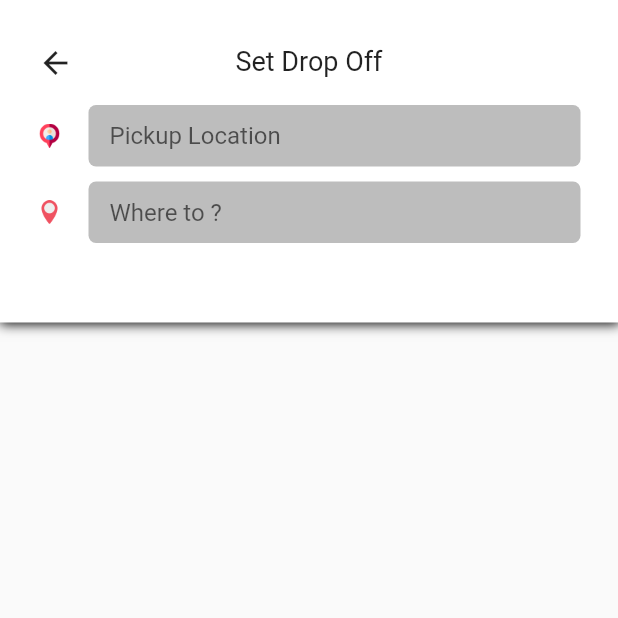
After one commit to NEMO2345/ThucTapChuyenMon, a Flutter app: the SearchScreen screen opened directly, on a phone screen of 412 x 824 dp, the top half of it. The commit adds this screen. Run offline on Flutter 3.47's test engine with Material 2 defaults, Android fonts, the phone set to English and light mode, and no system bars; our stand-ins replace firebase_auth, firebase_core, firebase_database, fluttertoast, geolocator, google_maps_flutter and 1 more; accounts and stored records are empty; Roboto replaces fonts that are missing (Brand-Bold).

Commit message:
search and create destination page

```diff
--- a/rider_app/lib/AllScreens/mainscreen.dart
+++ b/rider_app/lib/AllScreens/mainscreen.dart
@@ -8,6 +8,7 @@
 import 'package:google_maps_flutter/google_maps_flutter.dart';
 import 'package:permission_handler/permission_handler.dart';
 import 'package:provider/provider.dart';
+import 'package:rider_app/AllScreens/searchScreen.dart';
 import 'package:rider_app/AllWidgets/Divider.dart';
 import 'package:rider_app/Assistants/assistantMethods.dart';
 import 'package:rider_app/DataHandle/appData.dart';
@@ -219,7 +220,11 @@
                     Text("Hi There, ",style: TextStyle(fontSize: 12.0),),
                     Text("Where to? ",style: TextStyle(fontSize: 20.0,fontFamily: "Brand-Bold"),),
                     SizedBox(height:20.0 ),
-                    Container(
+                    GestureDetector(
+                      onTap:(){
+                          Navigator.push(context, MaterialPageRoute(builder: (context) => SearchScreen()));
+                     },
+                      child: Container(
                         decoration: BoxDecoration(
                           color: Colors.white,
                           borderRadius: BorderRadius.circular(
@@ -242,6 +247,7 @@
                               SizedBox(width: 10.0,),
                               Text("Search Drop off"),
                             ],
+                          ),
                         ),
                       ),
                     ),
--- /dev/null
+++ b/rider_app/lib/AllScreens/searchScreen.dart
@@ -0,0 +1,142 @@
+// ignore_for_file: library_private_types_in_public_api, prefer_const_constructors, prefer_const_literals_to_create_immutables
+
+import 'package:flutter/material.dart';
+import 'package:provider/provider.dart';
+import 'package:rider_app/DataHandle/appData.dart';
+
+class SearchScreen extends StatefulWidget {
+  const SearchScreen({Key? key}) : super(key: key);
+
+  @override
+  _SearchScreenState createState() => _SearchScreenState();
+}
+
+class _SearchScreenState extends State<SearchScreen> {
+
+  TextEditingController pickUpTextEdittingController = TextEditingController();
+  TextEditingController dropOffTextEdittingController = TextEditingController();
+  @override
+  Widget build(BuildContext context) {
+
+    //String placeAddress = Provider.of<AppData>(context).pickUpLocation?.placeName ?? "";
+    //pickUpTextEdittingController.text = placeAddress;
+    //TextUse
+
+    return Scaffold(
+      body: Column(
+        children: [
+          Container(
+            height: 215.0,
+            decoration: BoxDecoration(
+              color: Colors.white,
+              boxShadow: [
+                BoxShadow(
+                  color: Colors.black,
+                  blurRadius: 6.0,
+                  spreadRadius: 0.5,
+                  offset: Offset(0.7,0.7),
+                ),
+              ],
+            ) ,
+            child: Padding(
+              padding: EdgeInsets.only(left: 25.0,top: 25.0,right: 25.0,bottom: 20.0),
+              child: Column(
+                children: [
+
+                  SizedBox(height: 5.0),
+                  Stack(
+                    children: [
+                      GestureDetector(
+                        onTap:(){
+                       Navigator.pop(context);
+                      },
+                        child: Icon(
+                            Icons.arrow_back
+                        ),
+                      ),
+                      Center(
+                        child: Text("Set Drop Off",style: TextStyle(fontSize: 18.0, fontFamily: "Brand-Bold"),),
+                      ),
+                    ],
+                  ),
+
+                  SizedBox(height: 16.0),
+
+                  Row(
+                    children: [
+                      Image.asset("images/pickicon.png",height: 16.0,width: 16.0,),
+
+                      SizedBox(width: 18.0,),
+
+                      Expanded(
+                          child: Container(
+                            decoration: BoxDecoration(
+                              color: Colors.grey[400],
+                              borderRadius: BorderRadius.circular(5.0),
+
+                            ),
+                            child: Padding(
+                              padding: EdgeInsets.all(3.0),
+                              child: TextField(
+                                //controller: pickUpTextEdittingController,
+                                //TextUse
+                                decoration: InputDecoration(
+                                  hintText: "Pickup Location",
+                                  fillColor: Colors.grey[400],
+                                  filled: true,
+                                  border: InputBorder.none,
+                                  isDense: true,
+                                  contentPadding: EdgeInsets.only(left : 11.0,top:8.0,bottom: 8.0),
+                                ),
+                              ),
+                            ),
+                          )
+                      ),
+                    ],
+                  ),
+
+                  SizedBox(height: 10.0),
+
+                  Row(
+                    children: [
+                      Image.asset("images/desticon.png",height: 16.0,width: 16.0,),
+
+                      SizedBox(width: 18.0,),
+
+                      Expanded(
+                          child: Container(
+                            decoration: BoxDecoration(
+                              color: Colors.grey[400],
+                              borderRadius: BorderRadius.circular(5.0),
+
+                            ),
+                            child: Padding(
+                              padding: EdgeInsets.all(3.0),
+                              child: TextField(
+                                //controller: dropOffTextEdittingController,
+                                //TextUse
+                                decoration: InputDecoration(
+                                  hintText: "Where to ?",
+                                  fillColor: Colors.grey[400],
+                                  filled: true,
+                                  border: InputBorder.none,
+                                  isDense: true,
+                                  contentPadding: EdgeInsets.only(left : 11.0,top:8.0,bottom: 8.0),
+                                ),
+                              ),
+                            ),
+                          )
+                      ),
+                    ],
+                  ),
+
+                ],
+              ),
+            ),
+          ),
+        ],
+      ),
+
+    );
+  }
+}
--- a/rider_app/lib/main.dart
+++ b/rider_app/lib/main.dart
@@ -27,7 +27,7 @@
       child: MaterialApp(
         title: 'Taxi Rider App',
         theme: ThemeData(
-          fontFamily: "Brand Bold",
+         // fontFamily: "Brand Bold",
           primarySwatch: Colors.blue,//The banner color
           visualDensity: VisualDensity.adaptivePlatformDensity,
         ),
```
Lines whose indentation alone changed are shown as unchanged.
